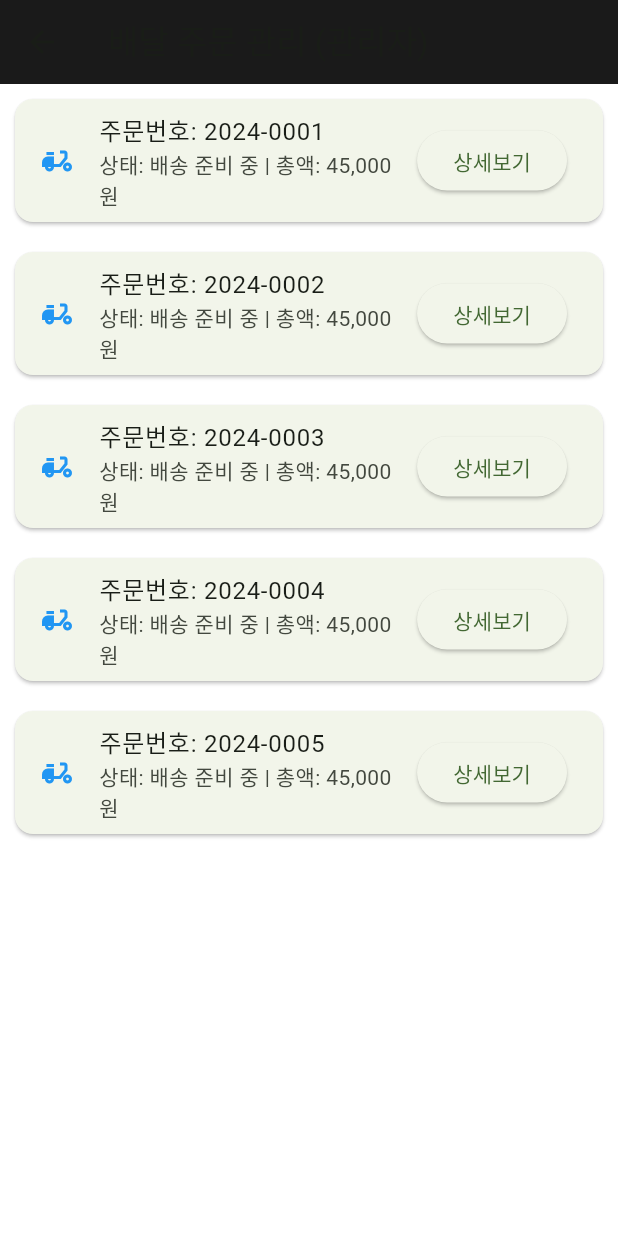
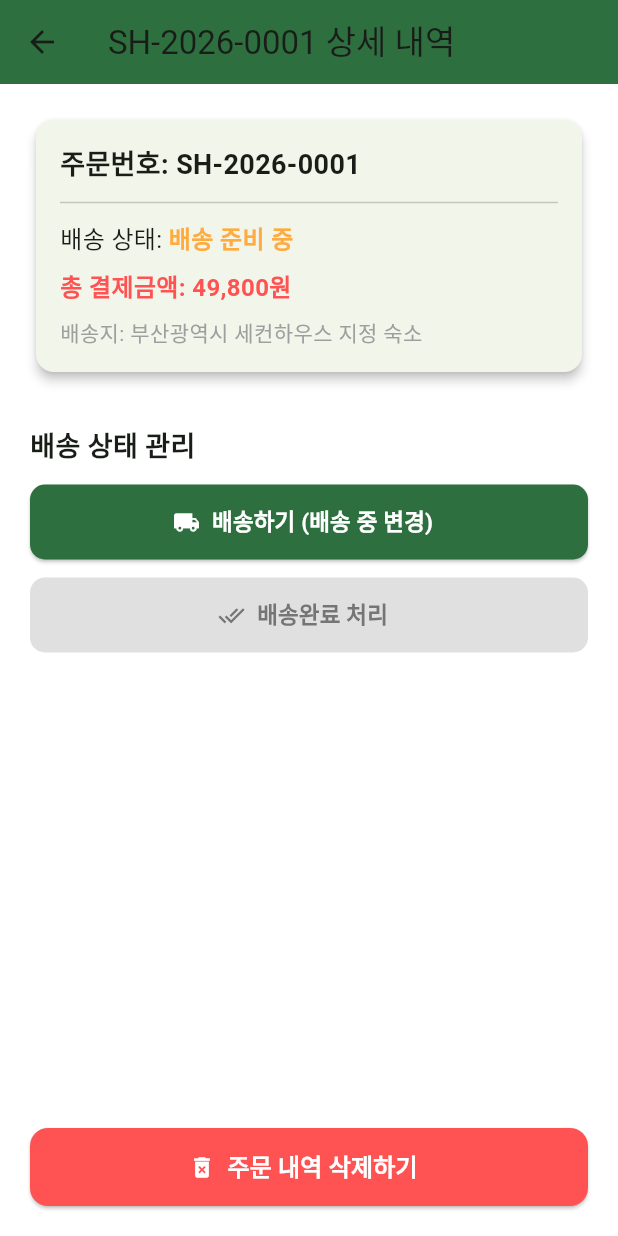
Before and after one commit to ljj9804-tech/Shared_Second_House_Operation_Platform, a Flutter app: the DeliveryAdminScreen screen opened directly, after a tap on "상세보기", on a phone screen of 412 x 824 dp. Run offline on Flutter 3.47's test engine with Material 3 defaults, Android fonts, the phone set to English and light mode, and no system bars; our stand-ins replace cookie_jar, dio, dio_cookie_manager, flutter_dotenv, flutter_secure_storage, geolocator and 4 more; missing offline and left inert: flutter_foreground_task, stomp_dart_client; accounts and stored records are empty.

Commit message:
정성규 pr3

```diff
--- /dev/null
+++ b/flutter_front/lib/domain/view/delivery_admin_detail_screen.dart
@@ -0,0 +1,181 @@
+import 'package:flutter/material.dart';
+
+class DeliveryAdminDetailScreen extends StatefulWidget {
+  final Map<String, dynamic> order;
+  final VoidCallback onDelete;
+  final Function(String newStatus) onStatusChange; // 💡 상태 변경을 부모 리스트에 알릴 콜백 추가
+
+  const DeliveryAdminDetailScreen({
+    super.key,
+    required this.order,
+    required this.onDelete,
+    required this.onStatusChange,
+  });
+
+  @override
+  State<DeliveryAdminDetailScreen> createState() => _DeliveryAdminDetailScreenState();
+}
+
+class _DeliveryAdminDetailScreenState extends State<DeliveryAdminDetailScreen> {
+  late String _currentStatus;
+
+  @override
+  void initState() {
+    super.initState();
+    // 현재 주문의 배송 상태 초기화
+    _currentStatus = widget.order['status'] ?? '배송 준비 중';
+  }
+
+  // 배송 상태 업데이트 함수
+  void _updateStatus(String status) {
+    setState(() {
+      _currentStatus = status;
+    });
+    widget.onStatusChange(status); // 부모 화면(리스트)의 데이터도 함께 변경
+
+    ScaffoldMessenger.of(context).showSnackBar(
+      SnackBar(content: Text('배송 상태가 [$status](으)로 변경되었습니다.')),
+    );
+  }
+
+  @override
+  Widget build(BuildContext context) {
+    return Scaffold(
+      appBar: AppBar(
+        title: Text('${widget.order['orderId']} 상세 내역'),
+        backgroundColor: const Color(0xFF2E6F40),
+      ),
+      body: Padding(
+        padding: const EdgeInsets.all(20.0),
+        child: Column(
+          crossAxisAlignment: CrossAxisAlignment.start,
+          children: [
+            // 주문 정보 카드
+            Card(
+              elevation: 3,
+              shape: RoundedRectangleBorder(borderRadius: BorderRadius.circular(12)),
+              child: Padding(
+                padding: const EdgeInsets.all(16.0),
+                child: Column(
+                  crossAxisAlignment: CrossAxisAlignment.start,
+                  children: [
+                    Text('주문번호: ${widget.order['orderId']}', style: const TextStyle(fontSize: 18, fontWeight: FontWeight.bold)),
+                    const Divider(height: 24),
+
+                    // 💡 실시간으로 변하는 상태 텍스트 색상 분기 처리
+                    Row(
+                      children: [
+                        const Text('배송 상태: ', style: TextStyle(fontSize: 16)),
+                        Text(
+                          _currentStatus,
+                          style: TextStyle(
+                            fontSize: 16,
+                            fontWeight: FontWeight.bold,
+                            color: _currentStatus == '배송완료'
+                                ? Colors.grey
+                                : (_currentStatus == '배송 중' ? Colors.blueAccent : Colors.orangeAccent),
+                          ),
+                        ),
+                      ],
+                    ),
+                    const SizedBox(height: 8),
+                    Text('총 결제금액: ${widget.order['totalAmount']}', style: const TextStyle(fontSize: 16, fontWeight: FontWeight.bold, color: Colors.redAccent)),
+                    const SizedBox(height: 8),
+                    const Text('배송지: 부산광역시 세컨하우스 지정 숙소', style: TextStyle(fontSize: 14, color: Colors.grey)),
+                  ],
+                ),
+              ),
+            ),
+            const SizedBox(height: 32),
+
+            const Text('배송 상태 관리', style: TextStyle(fontSize: 18, fontWeight: FontWeight.bold)),
+            const SizedBox(height: 12),
+
+            // 💡 1. 배송하기 버튼 (배송 준비 중일 때만 활성화)
+            SizedBox(
+              width: double.infinity,
+              height: 50,
+              child: ElevatedButton.icon(
+                onPressed: _currentStatus == '배송 준비 중' ? () => _updateStatus('배송 중') : null,
+                icon: const Icon(Icons.local_shipping),
+                label: const Text('배송하기 (배송 중 변경)', style: TextStyle(fontSize: 15, fontWeight: FontWeight.bold)),
+                style: ElevatedButton.styleFrom(
+                  backgroundColor: const Color(0xFF2E6F40),
+                  foregroundColor: Colors.white,
+                  disabledBackgroundColor: Colors.grey[300],
+                  disabledForegroundColor: Colors.grey[600],
+                  shape: RoundedRectangleBorder(borderRadius: BorderRadius.circular(10)),
+                ),
+              ),
+            ),
+            const SizedBox(height: 12),
+
+            // 💡 2. 배송완료 버튼 (배송 중일 때만 활성화)
+            SizedBox(
+              width: double.infinity,
+              height: 50,
+              child: ElevatedButton.icon(
+                onPressed: _currentStatus == '배송 중' ? () => _updateStatus('배송완료') : null,
+                icon: const Icon(Icons.done_all),
+                label: const Text('배송완료 처리', style: TextStyle(fontSize: 15, fontWeight: FontWeight.bold)),
+                style: ElevatedButton.styleFrom(
+                  backgroundColor: Colors.blue,
+                  foregroundColor: Colors.white,
+                  disabledBackgroundColor: Colors.grey[300],
+                  disabledForegroundColor: Colors.grey[600],
+                  shape: RoundedRectangleBorder(borderRadius: BorderRadius.circular(10)),
+                ),
+              ),
+            ),
+
+            const Spacer(),
+
+            // 주문 삭제(취소) 버튼
+            SizedBox(
+              width: double.infinity,
+              height: 52,
+              child: ElevatedButton.icon(
+                onPressed: () => _showDeleteDialog(context),
+                icon: const Icon(Icons.delete_forever, color: Colors.white),
+                label: const Text('주문 내역 삭제하기', style: TextStyle(fontSize: 16, fontWeight: FontWeight.bold, color: Colors.white)),
+                style: ElevatedButton.styleFrom(
+                  backgroundColor: Colors.redAccent,
+                  shape: RoundedRectangleBorder(borderRadius: BorderRadius.circular(12)),
+                ),
+              ),
+            ),
+          ],
+        ),
+      ),
+    );
+  }
+
+  // 삭제 확인 팝업창
+  void _showDeleteDialog(BuildContext context) {
+    showDialog(
+      context: context,
+      builder: (dialogContext) => AlertDialog(
+        title: const Text('주문 삭제'),
+        content: const Text('이 주문 내역을 완전히 삭제하시겠습니까?\n(이 작업은 되돌릴 수 없습니다.)'),
+        actions: [
+          TextButton(
+            onPressed: () => Navigator.pop(dialogContext),
+            child: const Text('취소', style: TextStyle(color: Colors.grey)),
+          ),
+          TextButton(
+            onPressed: () {
+              Navigator.pop(dialogContext);
+              widget.onDelete();
+              Navigator.pop(context);
+
+              ScaffoldMessenger.of(context).showSnackBar(
+                SnackBar(content: Text('${widget.order['orderId']} 주문이 삭제되었습니다.')),
+              );
+            },
+            child: const Text('삭제', style: TextStyle(color: Colors.red)),
+          ),
+        ],
+      ),
+    );
+  }
+}
--- a/flutter_front/lib/domain/view/delivery_admin_screen.dart
+++ b/flutter_front/lib/domain/view/delivery_admin_screen.dart
@@ -1,29 +1,101 @@
 import 'package:flutter/material.dart';
+import 'package:flutter_front/domain/view/delivery_admin_detail_screen.dart';
 
-class DeliveryAdminScreen extends StatelessWidget {
-  const DeliveryAdminScreen({Key? key}) : super(key: key);
+class DeliveryAdminScreen extends StatefulWidget {
+  const DeliveryAdminScreen({super.key});
+
+  @override
+  State<DeliveryAdminScreen> createState() => _DeliveryAdminScreenState();
+}
+
+class _DeliveryAdminScreenState extends State<DeliveryAdminScreen> {
+  final List<Map<String, dynamic>> adminOrders = [
+    {
+      'orderId': 'SH-2026-0001',
+      'status': '배송 준비 중',
+      'totalAmount': '49,800원',
+    },
+    {
+      'orderId': 'SH-2026-0002',
+      'status': '배송 중',
+      'totalAmount': '125,000원',
+    },
+    {
+      'orderId': 'SH-2026-0003',
+      'status': '배송 완료',
+      'totalAmount': '32,000원',
+    },
+  ];
 
   @override
   Widget build(BuildContext context) {
     return Scaffold(
       appBar: AppBar(
-        title: const Text('배달 주문 관리 (관리자)'),
-        backgroundColor: const Color(0xFF1A1A1A), // 관리자용 다크 테마
+        title: const Text('관리자 배송/주문 관리'),
+        backgroundColor: const Color(0xFF2E6F40),
+        foregroundColor: Colors.white,
       ),
-      body: ListView.builder(
-        itemCount: 5, // 실제로는 주문 내역 리스트의 길이
+      body: adminOrders.isEmpty
+          ? const Center(
+        child: Text(
+          '처리할 주문 내역이 없습니다.',
+          style: TextStyle(fontSize: 16, color: Colors.grey),
+        ),
+      )
+          : ListView.builder(
+        padding: const EdgeInsets.all(16.0),
+        itemCount: adminOrders.length,
         itemBuilder: (context, index) {
+          final order = adminOrders[index];
           return Card(
-            margin: const EdgeInsets.all(10),
-            child: ListTile(
-              leading: const Icon(Icons.delivery_dining, color: Colors.blue),
-              title: Text('주문번호: 2024-000${index + 1}'),
-              subtitle: const Text('상태: 배송 준비 중 | 총액: 45,000원'),
-              trailing: ElevatedButton(
-                onPressed: () {
-                  // 주문 상세 보기 또는 상태 변경 로직
-                },
-                child: const Text('상세보기'),
+            margin: const EdgeInsets.only(bottom: 12.0),
+            shape: RoundedRectangleBorder(borderRadius: BorderRadius.circular(12)),
+            elevation: 2,
+            child: Padding(
+              padding: const EdgeInsets.all(16.0),
+              key: ValueKey(order['orderId']),
+              child: Row(
+                mainAxisAlignment: MainAxisAlignment.spaceBetween,
+                children: [
+                  Column(
+                    crossAxisAlignment: CrossAxisAlignment.start,
+                    children: [
+                      Text(
+                        '주문번호: ${order['orderId']}',
+                        style: const TextStyle(fontSize: 16, fontWeight: FontWeight.bold),
+                      ),
+                      const SizedBox(height: 4),
+                      Text(
+                        '상태: ${order['status']}',
+                        style: const TextStyle(fontSize: 14, color: Colors.blueAccent, fontWeight: FontWeight.w500),
+                      ),
+                    ],
+                  ),
+                  ElevatedButton(
+                    onPressed: () {
+                      Navigator.push(
+                        context,
+                        MaterialPageRoute(
+                          builder: (context) => DeliveryAdminDetailScreen(
+                            order: adminOrders[index],
+                            onDelete: () {
+                              setState(() {
+                                adminOrders.removeAt(index);
+                              });
+                            },
+                            // 💡 여기에 이 코드를 한 줄 추가해주면 리스트 상태도 실시간 연동됩니다!
+                            onStatusChange: (newStatus) {
+                              setState(() {
+                                adminOrders[index]['status'] = newStatus;
+                              });
+                            },
+                          ),
+                        ),
+                      );
+                    },
+                    child: const Text('상세보기'),
+                  ),
+                ],
               ),
             ),
           );
--- a/flutter_front/lib/domain/view/delivery_screen.dart
+++ b/flutter_front/lib/domain/view/delivery_screen.dart
@@ -1,6 +1,8 @@
 import 'package:flutter/material.dart';
 import 'package:flutter_front/domain/view/product_list_screen.dart';
 import 'package:flutter_front/domain/view/cart_screen.dart';
+// 💡 관리자 배달 주문 내역 화면 임포트 추가
+import 'package:flutter_front/domain/view/delivery_admin_screen.dart';
 
 class DeliveryScreen extends StatelessWidget {
   const DeliveryScreen({super.key});
@@ -55,6 +57,19 @@ class DeliveryScreen extends StatelessWidget {
                   MaterialPageRoute(builder: (_) => const CartScreen()),
                 ),
               ),
+              const SizedBox(height: 20),
+
+              // ⚙️ 3. [신규 추가] 관리자 배달 주문 내역 관리 버튼
+              _buildMenuButton(
+                context,
+                icon: Icons.delivery_dining, // 오토바이 모양 배달 아이콘
+                label: '관리자 배달 주문 내역',
+                color: const Color(0xFF2E6F40), // 세컨하우스 메인 딥그린 테마 색상 맞춤
+                onTap: () => Navigator.push(
+                  context,
+                  MaterialPageRoute(builder: (_) => const DeliveryAdminScreen()),
+                ),
+              ),
             ],
           ),
         ),
@@ -62,6 +77,7 @@ class DeliveryScreen extends StatelessWidget {
     );
   }
 
+  // 기존에 이쁘게 작성해두신 버튼 가로채기 공통 빌더 템플릿 그대로 사용
   Widget _buildMenuButton(
       BuildContext context, {
         required IconData icon,
```
Also changed, not shown: flutter_front/lib/domain/view/AdminMainScreen.dart (added, +86 -0 lines), flutter_front/lib/domain/view/cart_screen.dart (+46 -128 lines), flutter_front/lib/domain/view/product_list_screen.dart (+38 -21 lines), flutter_front/lib/main.dart (+12 -2 lines), flutter_front/lib/service/cart_provider.dart (added, +61 -0 lines), flutter_front/assets/images/bbq.png (added), flutter_front/assets/images/drink.png (added), flutter_front/assets/images/ocean.png (added), flutter_front/assets/images/sandwich.png (added), flutter_front/assets/images/stew.png (added).
